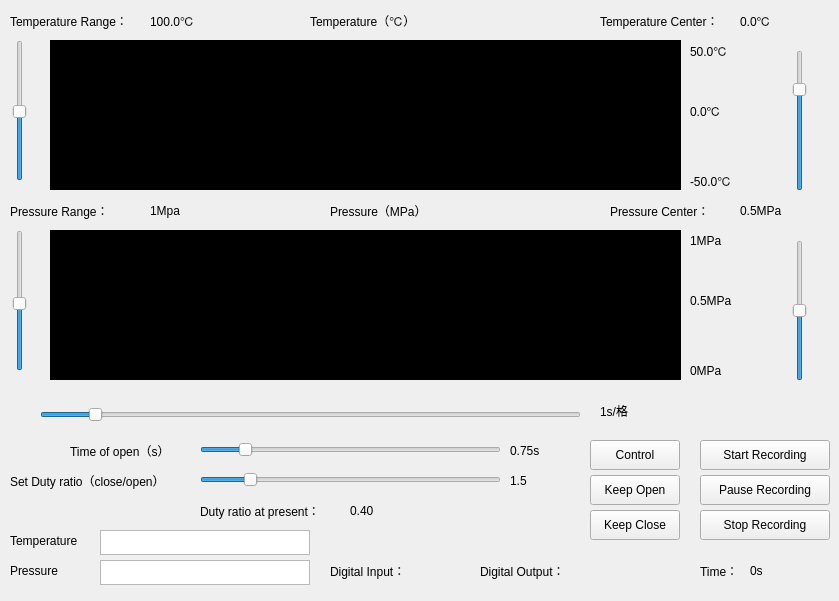
Before: the Qt Designer form UnderGraduate/Control/control.ui in looklucas/Control, drawn with Qt 5.
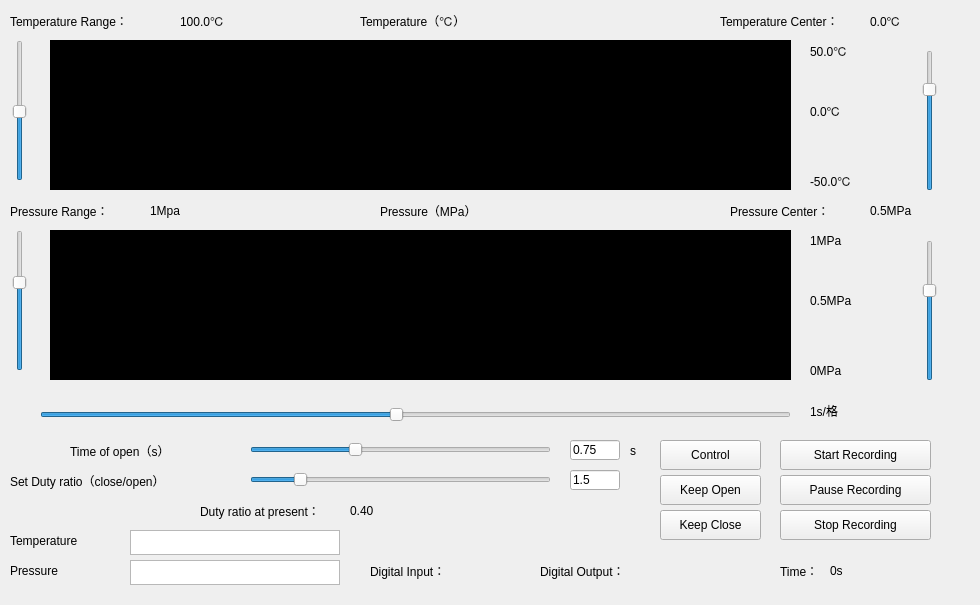
After: the same form once the commit is applied.

Patch:
```diff
--- a/UnderGraduate/Control/control.ui
+++ b/UnderGraduate/Control/control.ui
@@ -6,10 +6,22 @@
    <rect>
     <x>0</x>
     <y>0</y>
-    <width>839</width>
-    <height>601</height>
+    <width>980</width>
+    <height>605</height>
    </rect>
   </property>
+  <property name="minimumSize">
+   <size>
+    <width>980</width>
+    <height>605</height>
+   </size>
+  </property>
+  <property name="maximumSize">
+   <size>
+    <width>980</width>
+    <height>605</height>
+   </size>
+  </property>
   <property name="windowTitle">
    <string>Control</string>
   </property>
@@ -17,9 +29,9 @@
    <widget class="QLabel" name="lbl_temp">
     <property name="geometry">
      <rect>
-      <x>310</x>
+      <x>360</x>
       <y>0</y>
-      <width>151</width>
+      <width>181</width>
       <height>41</height>
      </rect>
     </property>
@@ -33,9 +45,9 @@
    <widget class="QLabel" name="lbl_status">
     <property name="geometry">
      <rect>
-      <x>480</x>
+      <x>540</x>
       <y>560</y>
-      <width>111</width>
+      <width>121</width>
       <height>21</height>
      </rect>
     </property>
@@ -49,9 +61,9 @@
    <widget class="QPushButton" name="btn_temp_end">
     <property name="geometry">
      <rect>
-      <x>700</x>
+      <x>780</x>
       <y>510</y>
-      <width>130</width>
+      <width>151</width>
       <height>30</height>
      </rect>
     </property>
@@ -65,7 +77,7 @@
    <widget class="QSlider" name="sld_open">
     <property name="geometry">
      <rect>
-      <x>200</x>
+      <x>250</x>
       <y>440</y>
       <width>301</width>
       <height>19</height>
@@ -75,7 +87,7 @@
      <number>10</number>
     </property>
     <property name="maximum">
-     <number>500</number>
+     <number>200</number>
     </property>
     <property name="value">
      <number>75</number>
@@ -100,12 +112,12 @@
      <string>Time of open（s）</string>
     </property>
    </widget>
-   <widget class="QLabel" name="lbl_open_show">
+   <widget class="QLabel" name="second">
     <property name="geometry">
      <rect>
-      <x>510</x>
+      <x>630</x>
       <y>440</y>
-      <width>81</width>
+      <width>31</width>
       <height>21</height>
      </rect>
     </property>
@@ -113,13 +125,13 @@
      <string notr="true">font: 10pt &quot;微软雅黑&quot;;</string>
     </property>
     <property name="text">
-     <string>0.75s</string>
+     <string>s</string>
     </property>
    </widget>
    <widget class="QSlider" name="sld_ratio">
     <property name="geometry">
      <rect>
-      <x>200</x>
+      <x>250</x>
       <y>470</y>
       <width>301</width>
       <height>19</height>
@@ -138,9 +150,9 @@
    <widget class="QPushButton" name="btn_duty">
     <property name="geometry">
      <rect>
-      <x>590</x>
+      <x>660</x>
       <y>440</y>
-      <width>90</width>
+      <width>101</width>
       <height>30</height>
      </rect>
     </property>
@@ -154,7 +166,7 @@
    <widget class="QLabel" name="lbl_status_pic">
     <property name="geometry">
      <rect>
-      <x>590</x>
+      <x>680</x>
       <y>550</y>
       <width>28</width>
       <height>28</height>
@@ -170,28 +182,12 @@
      <string/>
     </property>
    </widget>
-   <widget class="QLabel" name="lbl_ratio_show">
-    <property name="geometry">
-     <rect>
-      <x>510</x>
-      <y>470</y>
-      <width>81</width>
-      <height>21</height>
-     </rect>
-    </property>
-    <property name="styleSheet">
-     <string notr="true">font: 10pt &quot;微软雅黑&quot;;</string>
-    </property>
-    <property name="text">
-     <string>1.5</string>
-    </property>
-   </widget>
    <widget class="QLabel" name="lbl_scale">
     <property name="geometry">
      <rect>
       <x>10</x>
       <y>10</y>
-      <width>151</width>
+      <width>171</width>
       <height>21</height>
      </rect>
     </property>
@@ -208,7 +204,7 @@
    <widget class="QLabel" name="lbl_y_max">
     <property name="geometry">
      <rect>
-      <x>690</x>
+      <x>810</x>
       <y>40</y>
       <width>61</width>
       <height>21</height>
@@ -229,7 +225,7 @@
      <rect>
       <x>40</x>
       <y>405</y>
-      <width>541</width>
+      <width>751</width>
       <height>19</height>
      </rect>
     </property>
@@ -237,7 +233,7 @@
      <number>10</number>
     </property>
     <property name="maximum">
-     <number>1000</number>
+     <number>200</number>
     </property>
     <property name="value">
      <number>100</number>
@@ -249,7 +245,7 @@
    <widget class="QSlider" name="sld_y_center">
     <property name="geometry">
      <rect>
-      <x>790</x>
+      <x>920</x>
       <y>50</y>
       <width>20</width>
       <height>141</height>
@@ -270,7 +266,7 @@
      <rect>
       <x>50</x>
       <y>40</y>
-      <width>631</width>
+      <width>741</width>
       <height>150</height>
      </rect>
     </property>
@@ -303,9 +299,9 @@
    <widget class="QPushButton" name="btn_open">
     <property name="geometry">
      <rect>
-      <x>590</x>
+      <x>660</x>
       <y>475</y>
-      <width>90</width>
+      <width>101</width>
       <height>30</height>
      </rect>
     </property>
@@ -319,7 +315,7 @@
    <widget class="QLabel" name="lbl_x_present">
     <property name="geometry">
      <rect>
-      <x>600</x>
+      <x>810</x>
       <y>400</y>
       <width>61</width>
       <height>21</height>
@@ -335,7 +331,7 @@
    <widget class="QLabel" name="lbl_center">
     <property name="geometry">
      <rect>
-      <x>600</x>
+      <x>720</x>
       <y>10</y>
       <width>141</width>
       <height>21</height>
@@ -351,7 +347,7 @@
    <widget class="QLabel" name="lbl_center_show">
     <property name="geometry">
      <rect>
-      <x>740</x>
+      <x>870</x>
       <y>10</y>
       <width>81</width>
       <height>21</height>
@@ -367,9 +363,9 @@
    <widget class="QPushButton" name="btn_temp_pause">
     <property name="geometry">
      <rect>
-      <x>700</x>
+      <x>780</x>
       <y>475</y>
-      <width>130</width>
+      <width>151</width>
       <height>30</height>
      </rect>
     </property>
@@ -385,7 +381,7 @@
      <rect>
       <x>10</x>
       <y>470</y>
-      <width>191</width>
+      <width>241</width>
       <height>21</height>
      </rect>
     </property>
@@ -399,9 +395,9 @@
    <widget class="QPushButton" name="btn_temp_start">
     <property name="geometry">
      <rect>
-      <x>700</x>
+      <x>780</x>
       <y>440</y>
-      <width>130</width>
+      <width>151</width>
       <height>30</height>
      </rect>
     </property>
@@ -453,7 +449,7 @@
    <widget class="QLabel" name="lbl_scale_show">
     <property name="geometry">
      <rect>
-      <x>150</x>
+      <x>180</x>
       <y>10</y>
       <width>101</width>
       <height>21</height>
@@ -472,7 +468,7 @@
    <widget class="QLabel" name="lbl_y_min">
     <property name="geometry">
      <rect>
-      <x>690</x>
+      <x>810</x>
       <y>170</y>
       <width>61</width>
       <height>21</height>
@@ -491,9 +487,9 @@
    <widget class="QPushButton" name="btn_close">
     <property name="geometry">
      <rect>
-      <x>590</x>
+      <x>660</x>
       <y>510</y>
-      <width>90</width>
+      <width>101</width>
       <height>30</height>
      </rect>
     </property>
@@ -507,7 +503,7 @@
    <widget class="QLabel" name="lbl_y_mid">
     <property name="geometry">
      <rect>
-      <x>690</x>
+      <x>810</x>
       <y>100</y>
       <width>61</width>
       <height>21</height>
@@ -526,7 +522,7 @@
    <widget class="QLabel" name="lbl_time0">
     <property name="geometry">
      <rect>
-      <x>700</x>
+      <x>780</x>
       <y>560</y>
       <width>41</width>
       <height>21</height>
@@ -542,7 +538,7 @@
    <widget class="QLabel" name="lbl_time">
     <property name="geometry">
      <rect>
-      <x>750</x>
+      <x>830</x>
       <y>560</y>
       <width>51</width>
       <height>21</height>
@@ -558,7 +554,7 @@
    <widget class="QListWidget" name="listWidget">
     <property name="geometry">
      <rect>
-      <x>100</x>
+      <x>130</x>
       <y>530</y>
       <width>210</width>
       <height>25</height>
@@ -585,7 +581,7 @@
      <rect>
       <x>10</x>
       <y>525</y>
-      <width>91</width>
+      <width>111</width>
       <height>31</height>
      </rect>
     </property>
@@ -621,9 +617,9 @@
    <widget class="QLabel" name="lbl_di">
     <property name="geometry">
      <rect>
-      <x>330</x>
+      <x>370</x>
       <y>560</y>
-      <width>91</width>
+      <width>111</width>
       <height>21</height>
      </rect>
     </property>
@@ -637,7 +633,7 @@
    <widget class="QLabel" name="lbl_di_pic">
     <property name="geometry">
      <rect>
-      <x>420</x>
+      <x>480</x>
       <y>550</y>
       <width>28</width>
       <height>28</height>
@@ -675,7 +671,7 @@
    <widget class="QLabel" name="lbl_y_max_2">
     <property name="geometry">
      <rect>
-      <x>690</x>
+      <x>810</x>
       <y>230</y>
       <width>61</width>
       <height>21</height>
@@ -694,9 +690,9 @@
    <widget class="QLabel" name="lbl_temp_2">
     <property name="geometry">
      <rect>
-      <x>330</x>
+      <x>380</x>
       <y>190</y>
-      <width>141</width>
+      <width>181</width>
       <height>41</height>
      </rect>
     </property>
@@ -712,7 +708,7 @@
      <rect>
       <x>50</x>
       <y>230</y>
-      <width>631</width>
+      <width>741</width>
       <height>150</height>
      </rect>
     </property>
@@ -729,17 +725,23 @@
    <widget class="QSlider" name="sld_y_center_2">
     <property name="geometry">
      <rect>
-      <x>790</x>
+      <x>920</x>
       <y>240</y>
       <width>20</width>
       <height>141</height>
      </rect>
     </property>
+    <property name="minimum">
+     <number>20</number>
+    </property>
     <property name="maximum">
-     <number>100</number>
+     <number>750</number>
+    </property>
+    <property name="pageStep">
+     <number>10</number>
     </property>
     <property name="value">
-     <number>50</number>
+     <number>500</number>
     </property>
     <property name="orientation">
      <enum>Qt::Vertical</enum>
@@ -758,7 +760,7 @@
      <number>10</number>
     </property>
     <property name="maximum">
-     <number>200</number>
+     <number>150</number>
     </property>
     <property name="value">
      <number>100</number>
@@ -770,7 +772,7 @@
    <widget class="QLabel" name="lbl_center_2">
     <property name="geometry">
      <rect>
-      <x>610</x>
+      <x>730</x>
       <y>200</y>
       <width>141</width>
       <height>21</height>
@@ -786,7 +788,7 @@
    <widget class="QLabel" name="lbl_y_min_2">
     <property name="geometry">
      <rect>
-      <x>690</x>
+      <x>810</x>
       <y>360</y>
       <width>61</width>
       <height>21</height>
@@ -824,7 +826,7 @@
    <widget class="QLabel" name="lbl_center_show_2">
     <property name="geometry">
      <rect>
-      <x>740</x>
+      <x>870</x>
       <y>200</y>
       <width>81</width>
       <height>21</height>
@@ -840,7 +842,7 @@
    <widget class="QLabel" name="lbl_y_mid_2">
     <property name="geometry">
      <rect>
-      <x>690</x>
+      <x>810</x>
       <y>290</y>
       <width>61</width>
       <height>21</height>
@@ -859,7 +861,7 @@
    <widget class="QListWidget" name="listWidget_2">
     <property name="geometry">
      <rect>
-      <x>100</x>
+      <x>130</x>
       <y>560</y>
       <width>210</width>
       <height>25</height>
@@ -900,6 +902,38 @@
      <set>Qt::AlignLeading|Qt::AlignLeft|Qt::AlignVCenter</set>
     </property>
    </widget>
+   <widget class="QLineEdit" name="lbl_ratio_show">
+    <property name="geometry">
+     <rect>
+      <x>570</x>
+      <y>470</y>
+      <width>50</width>
+      <height>20</height>
+     </rect>
+    </property>
+    <property name="styleSheet">
+     <string notr="true">font: 10pt &quot;微软雅黑&quot;;</string>
+    </property>
+    <property name="text">
+     <string>1.5</string>
+    </property>
+   </widget>
+   <widget class="QLineEdit" name="lbl_open_show">
+    <property name="geometry">
+     <rect>
+      <x>570</x>
+      <y>440</y>
+      <width>50</width>
+      <height>20</height>
+     </rect>
+    </property>
+    <property name="styleSheet">
+     <string notr="true">font: 10pt &quot;微软雅黑&quot;;</string>
+    </property>
+    <property name="text">
+     <string>0.75</string>
+    </property>
+   </widget>
   </widget>
  </widget>
  <layoutdefault spacing="6" margin="11"/>
```
